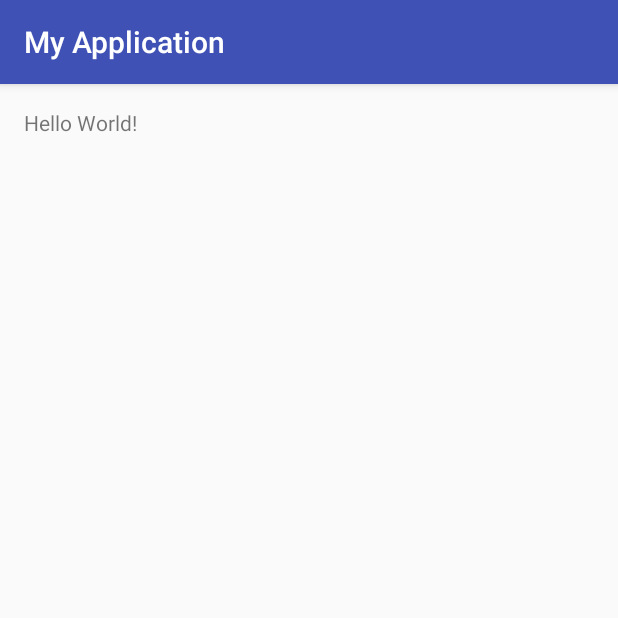
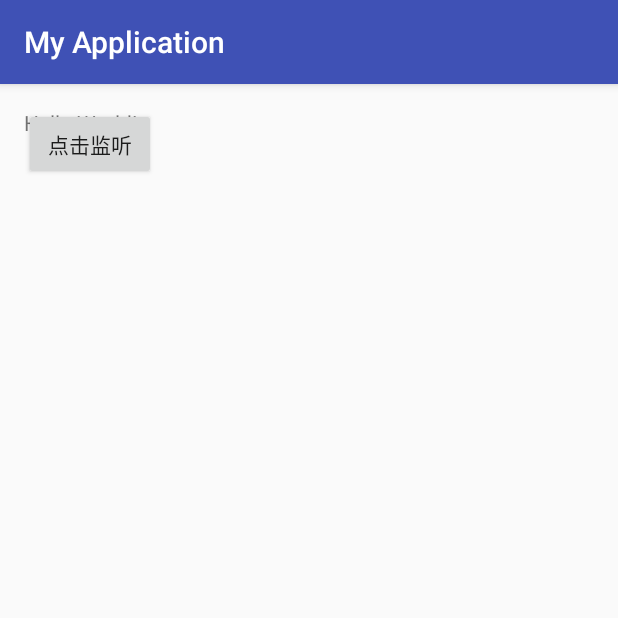
Before and after one commit to miaoyate/MyApplication, an Android app: the screen it shows after launch (MainActivity), on a phone screen of 412 x 824 dp, the top half of it. Run offline under Robolectric (Android 15) with nearby library versions, the phone set to English and light mode, and no system bars.

Commit message:
更新了一次代码，我的第二次更新

```diff
--- a/app/src/main/java/com/example/administrator/myapplication/MainActivity.java
+++ b/app/src/main/java/com/example/administrator/myapplication/MainActivity.java
@@ -2,8 +2,11 @@ package com.example.administrator.myapplication;
 
 import android.support.v7.app.AppCompatActivity;
 import android.os.Bundle;
+import android.widget.Button;
 
 public class MainActivity extends AppCompatActivity {
+
+    private Button button;
 
     @Override
     protected void onCreate(Bundle savedInstanceState) {
@@ -12,5 +15,6 @@ public class MainActivity extends AppCompatActivity {
 
         //测试提交代码
         //第二次更新
+        button = (Button) findViewById(R.id.btn);
     }
 }
--- a/app/src/main/res/layout/activity_main.xml
+++ b/app/src/main/res/layout/activity_main.xml
@@ -13,4 +13,10 @@
         android:layout_width="wrap_content"
         android:layout_height="wrap_content"
         android:text="Hello World!" />
+    <Button
+        android:id="@+id/btn"
+        android:layout_width="wrap_content"
+        android:layout_height="wrap_content"
+        android:text="点击监听"
+        />
 </RelativeLayout>
```
